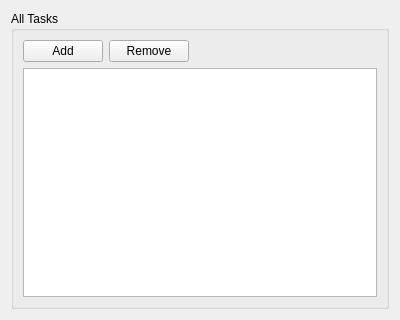
Old version of the form prj/src/logistic_system/ui/TaskInfoWidget.ui in the repository ZbigniewLogisticsINC/Projekt.
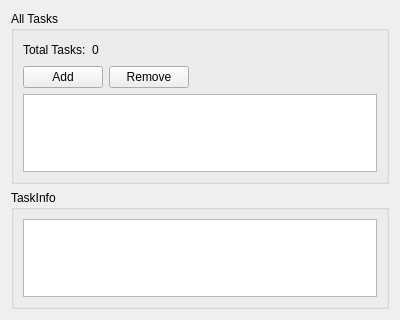
New version of the form.

The edit to the form file:
```diff
--- a/prj/src/logistic_system/ui/TaskInfoWidget.ui
+++ b/prj/src/logistic_system/ui/TaskInfoWidget.ui
@@ -20,6 +20,37 @@
       <string>All Tasks</string>
      </property>
      <layout class="QVBoxLayout" name="verticalLayout">
+      <item>
+       <layout class="QHBoxLayout" name="horizontalLayout_2">
+        <item>
+         <widget class="QLabel" name="label_2">
+          <property name="text">
+           <string>Total Tasks:</string>
+          </property>
+         </widget>
+        </item>
+        <item>
+         <widget class="QLabel" name="label">
+          <property name="text">
+           <string>0</string>
+          </property>
+         </widget>
+        </item>
+        <item>
+         <spacer name="horizontalSpacer_2">
+          <property name="orientation">
+           <enum>Qt::Horizontal</enum>
+          </property>
+          <property name="sizeHint" stdset="0">
+           <size>
+            <width>40</width>
+            <height>20</height>
+           </size>
+          </property>
+         </spacer>
+        </item>
+       </layout>
+      </item>
       <item>
        <layout class="QHBoxLayout" name="horizontalLayout">
         <item>
@@ -57,6 +88,18 @@
      </layout>
     </widget>
    </item>
+   <item>
+    <widget class="QGroupBox" name="groupBox_2">
+     <property name="title">
+      <string>TaskInfo</string>
+     </property>
+     <layout class="QVBoxLayout" name="verticalLayout_3">
+      <item>
+       <widget class="QTableView" name="tableView_2"/>
+      </item>
+     </layout>
+    </widget>
+   </item>
   </layout>
  </widget>
  <resources/>
```
